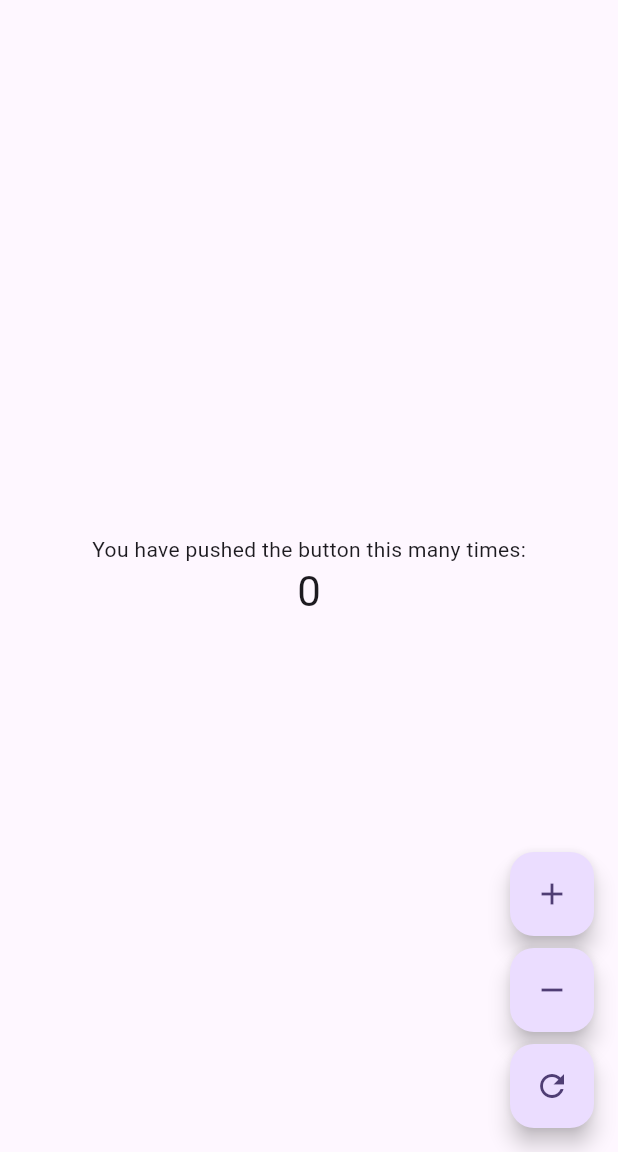
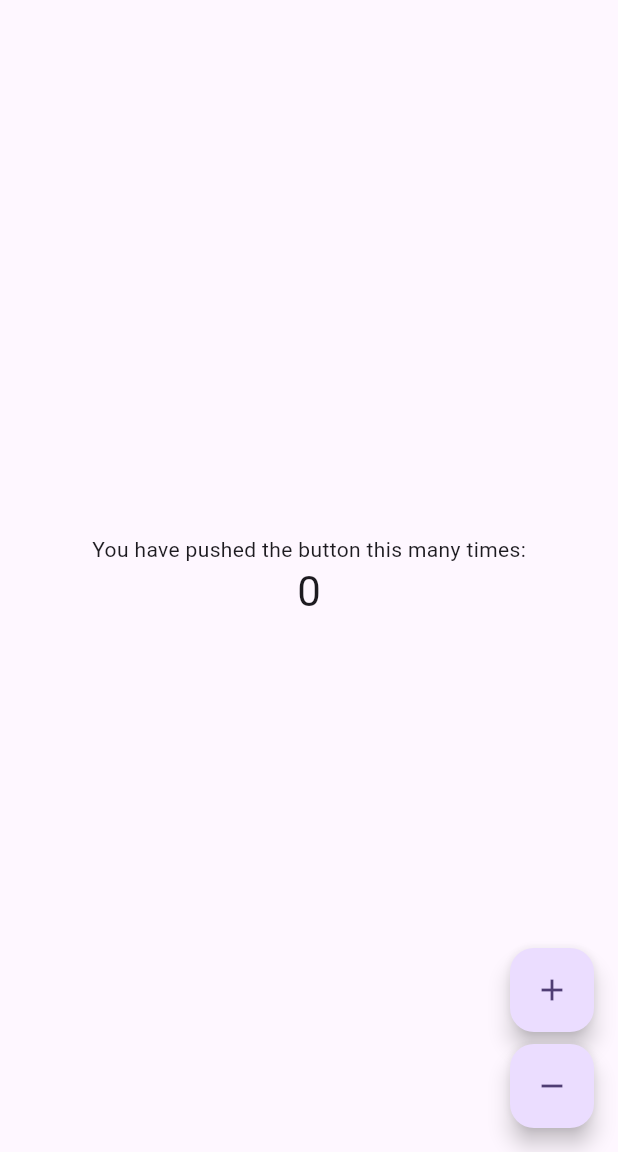
Before and after one commit to yuuya-1205/flutter-test-app, a Flutter app: the screen it shows after launch, after a tap on the "add" icon, after a tap on the "remove" icon, on a phone screen of 412 x 824 dp, the part 84-1236 px from its top. Run offline on Flutter 3.47's test engine with Material 3 defaults, Android fonts, the phone set to English and light mode, and no system bars; our stand-ins replace bloc, equatable, flutter_bloc.

Commit message:
Add Bloc helper functions and reintroduce Facade; remove CounterReset
- Add helper functions in CounterBloc (_movedBy, _stateOf)
- Add CounterFacade as the UI's simplified entry point; page uses it
- Remove CounterReset event, facade reset, reset button and related tests

Co-Authored-By: Claude Opus 4.8 <noreply@anthropic.com>
Claude-Session: https://claude.ai/code/session_01S55kLq5uhkUu2fVeMZeu3V

```diff
--- a/lib/counter/counter_bloc.dart
+++ b/lib/counter/counter_bloc.dart
@@ -21,11 +21,6 @@ class CounterDecremented extends CounterEvent {
   const CounterDecremented();
 }
 
-/// 初期値（0）へのリセットイベント。
-class CounterReset extends CounterEvent {
-  const CounterReset();
-}
-
 // ===== State =====
 
 /// カウンターの状態。
@@ -45,18 +40,21 @@ class CounterBloc extends Bloc<CounterEvent, CounterState> {
   CounterBloc() : super(const CounterState()) {
     on<CounterIncremented>(_onIncremented);
     on<CounterDecremented>(_onDecremented);
-    on<CounterReset>(_onReset);
   }
 
   void _onIncremented(CounterIncremented event, Emitter<CounterState> emit) {
-    emit(CounterState(count: state.count + 1));
+    emit(_stateOf(_movedBy(1)));
   }
 
   void _onDecremented(CounterDecremented event, Emitter<CounterState> emit) {
-    emit(CounterState(count: state.count - 1));
+    emit(_stateOf(_movedBy(-1)));
   }
 
-  void _onReset(CounterReset event, Emitter<CounterState> emit) {
-    emit(const CounterState());
-  }
+  // ---- ヘルパー関数 ----
+
+  /// 現在値を [delta] だけ動かした値を返す。
+  int _movedBy(int delta) => state.count + delta;
+
+  /// カウント値から [CounterState] を組み立てる。
+  CounterState _stateOf(int count) => CounterState(count: count);
 }
--- /dev/null
+++ b/lib/counter/counter_facade.dart
@@ -0,0 +1,24 @@
+import 'counter_bloc.dart';
+
+/// Facade（窓口）。
+///
+/// UI 層は Bloc のイベント（[CounterIncremented] 等）を直接知らず、この
+/// Facade の単純なメソッドだけを呼び出す。「どのイベントを add するか」という
+/// 詳細を Facade の内側に隠蔽する。
+class CounterFacade {
+  const CounterFacade(this._bloc);
+
+  final CounterBloc _bloc;
+
+  /// 現在の状態。
+  CounterState get state => _bloc.state;
+
+  /// 状態の変化ストリーム。
+  Stream<CounterState> get stateStream => _bloc.stream;
+
+  /// 加算する。
+  void increment() => _bloc.add(const CounterIncremented());
+
+  /// 減算する。
+  void decrement() => _bloc.add(const CounterDecremented());
+}
--- a/lib/counter/counter_page.dart
+++ b/lib/counter/counter_page.dart
@@ -2,10 +2,12 @@ import 'package:flutter/material.dart';
 import 'package:flutter_bloc/flutter_bloc.dart';
 
 import 'counter_bloc.dart';
+import 'counter_facade.dart';
 
 /// カウンター画面。
 ///
-/// 状態の購読は [BlocBuilder]、操作は `context.read<CounterBloc>().add(...)` で行う。
+/// 状態の購読は [BlocBuilder]、操作は [CounterFacade] 越しに行う
+/// （画面は Bloc のイベントを直接知らない）。
 class CounterPage extends StatelessWidget {
   const CounterPage({super.key, required this.title});
 
@@ -13,6 +15,8 @@ class CounterPage extends StatelessWidget {
 
   @override
   Widget build(BuildContext context) {
+    final facade = CounterFacade(context.read<CounterBloc>());
+
     return Scaffold(
       appBar: AppBar(
         backgroundColor: Theme.of(context).colorScheme.inversePrimary,
@@ -40,26 +44,16 @@ class CounterPage extends StatelessWidget {
         children: <Widget>[
           FloatingActionButton(
             heroTag: 'increment',
-            onPressed: () =>
-                context.read<CounterBloc>().add(const CounterIncremented()),
+            onPressed: facade.increment,
             tooltip: 'Increment',
             child: const Icon(Icons.add),
           ),
           const SizedBox(height: 8),
           FloatingActionButton(
             heroTag: 'decrement',
-            onPressed: () =>
-                context.read<CounterBloc>().add(const CounterDecremented()),
+            onPressed: facade.decrement,
             tooltip: 'Decrement',
             child: const Icon(Icons.remove),
-          ),
-          const SizedBox(height: 8),
-          FloatingActionButton(
-            heroTag: 'reset',
-            onPressed: () =>
-                context.read<CounterBloc>().add(const CounterReset()),
-            tooltip: 'Reset',
-            child: const Icon(Icons.refresh),
           ),
         ],
       ),
```
Also changed, not shown: 3 other files.
